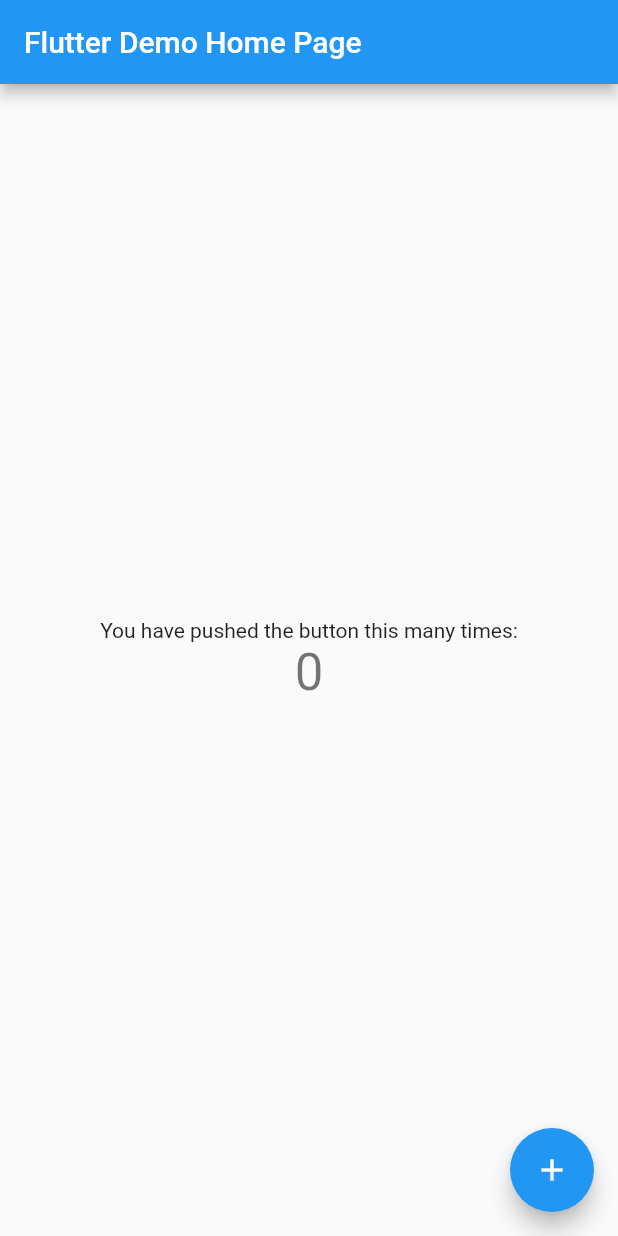
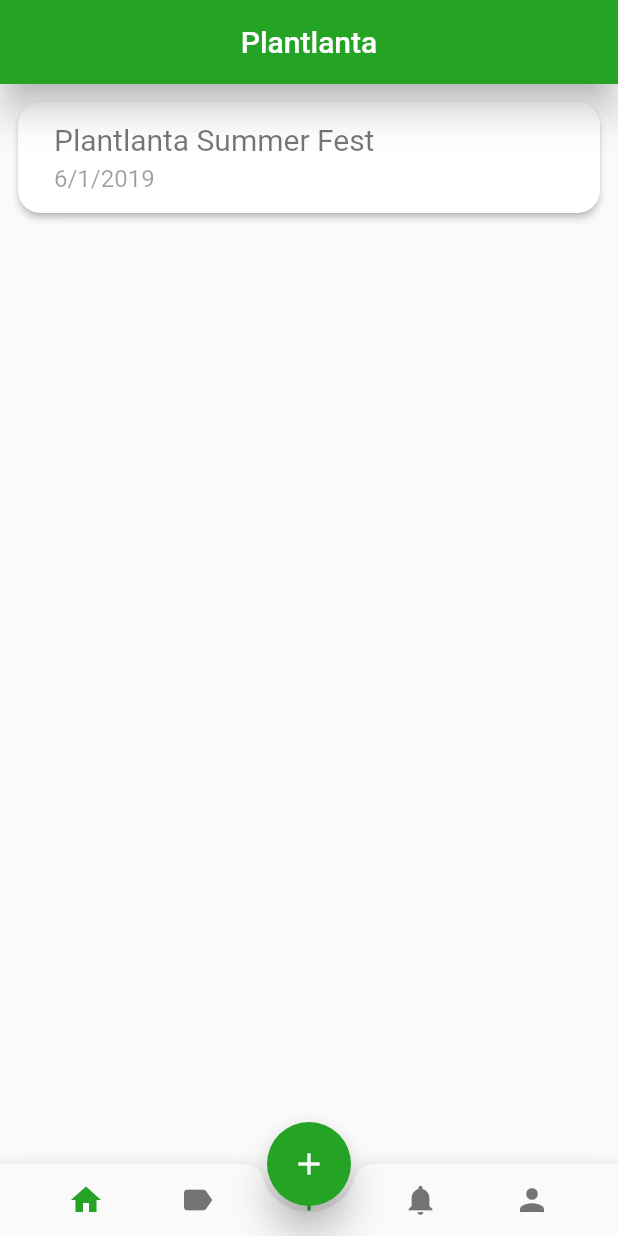
Before and after one commit to dfernandez33/Junior-Design-Plantlanta, a Flutter app: the screen it shows after launch, on a phone screen of 412 x 824 dp. Run offline on Flutter 3.47's test engine with Material 2 defaults, Android fonts, the phone set to English and light mode, and no system bars; our stand-ins replace firebase_auth; accounts and stored records are empty; Roboto replaces fonts that are missing (Mukta).

Commit message:
Initial commit

```diff
--- a/Flutter/lib/main.dart
+++ b/Flutter/lib/main.dart
@@ -1,111 +1,27 @@
 import 'package:flutter/material.dart';
+import 'login.dart';
+
+import 'package:junior_design_plantlanta/screens/main_screen.dart';
 
 void main() => runApp(MyApp());
 
 class MyApp extends StatelessWidget {
-  // This widget is the root of your application.
+
   @override
   Widget build(BuildContext context) {
     return MaterialApp(
-      title: 'Flutter Demo',
-      theme: ThemeData(
-        // This is the theme of your application.
-        //
-        // Try running your application with "flutter run". You'll see the
-        // application has a blue toolbar. Then, without quitting the app, try
-        // changing the primarySwatch below to Colors.green and then invoke
-        // "hot reload" (press "r" in the console where you ran "flutter run",
-        // or simply save your changes to "hot reload" in a Flutter IDE).
-        // Notice that the counter didn't reset back to zero; the application
-        // is not restarted.
-        primarySwatch: Colors.blue,
-      ),
-      home: MyHomePage(title: 'Flutter Demo Home Page'),
+        title: 'Plantlanta',
+        theme: new ThemeData(
+            primaryColor: const Color(0xFF25A325),
+            accentColor: const Color(0xFFFFDB2B),
+            backgroundColor: const Color(0xFFFAFAFA),
+            fontFamily: 'Mukta',
+        ),
+        home: _handleCurrentScreen()
     );
   }
-}
 
-class MyHomePage extends StatefulWidget {
-  MyHomePage({Key key, this.title}) : super(key: key);
-
-  // This widget is the home page of your application. It is stateful, meaning
-  // that it has a State object (defined below) that contains fields that affect
-  // how it looks.
-
-  // This class is the configuration for the state. It holds the values (in this
-  // case the title) provided by the parent (in this case the App widget) and
-  // used by the build method of the State. Fields in a Widget subclass are
-  // always marked "final".
-
-  final String title;
-
-  @override
-  _MyHomePageState createState() => _MyHomePageState();
-}
-
-class _MyHomePageState extends State<MyHomePage> {
-  int _counter = 0;
-
-  void _incrementCounter() {
-    setState(() {
-      // This call to setState tells the Flutter framework that something has
-      // changed in this State, which causes it to rerun the build method below
-      // so that the display can reflect the updated values. If we changed
-      // _counter without calling setState(), then the build method would not be
-      // called again, and so nothing would appear to happen.
-      _counter++;
-    });
-  }
-
-  @override
-  Widget build(BuildContext context) {
-    // This method is rerun every time setState is called, for instance as done
-    // by the _incrementCounter method above.
-    //
-    // The Flutter framework has been optimized to make rerunning build methods
-    // fast, so that you can just rebuild anything that needs updating rather
-    // than having to individually change instances of widgets.
-    return Scaffold(
-      appBar: AppBar(
-        // Here we take the value from the MyHomePage object that was created by
-        // the App.build method, and use it to set our appbar title.
-        title: Text(widget.title),
-      ),
-      body: Center(
-        // Center is a layout widget. It takes a single child and positions it
-        // in the middle of the parent.
-        child: Column(
-          // Column is also layout widget. It takes a list of children and
-          // arranges them vertically. By default, it sizes itself to fit its
-          // children horizontally, and tries to be as tall as its parent.
-          //
-          // Invoke "debug painting" (press "p" in the console, choose the
-          // "Toggle Debug Paint" action from the Flutter Inspector in Android
-          // Studio, or the "Toggle Debug Paint" command in Visual Studio Code)
-          // to see the wireframe for each widget.
-          //
-          // Column has various properties to control how it sizes itself and
-          // how it positions its children. Here we use mainAxisAlignment to
-          // center the children vertically; the main axis here is the vertical
-          // axis because Columns are vertical (the cross axis would be
-          // horizontal).
-          mainAxisAlignment: MainAxisAlignment.center,
-          children: <Widget>[
-            Text(
-              'You have pushed the button this many times:',
-            ),
-            Text(
-              '$_counter',
-              style: Theme.of(context).textTheme.display1,
-            ),
-          ],
-        ),
-      ),
-      floatingActionButton: FloatingActionButton(
-        onPressed: _incrementCounter,
-        tooltip: 'Increment',
-        child: Icon(Icons.add),
-      ), // This trailing comma makes auto-formatting nicer for build methods.
-    );
+  Widget _handleCurrentScreen() {
+    return MainScreen();
   }
 }
--- /dev/null
+++ b/Flutter/lib/screens/home.dart
@@ -0,0 +1,25 @@
+import 'package:flutter/material.dart';
+
+import 'package:junior_design_plantlanta/widgets/event_card.dart';
+
+class Home extends StatefulWidget {
+  // TODO: Remove param after final implementation.
+  int _number;
+
+  Home(this._number);
+
+  @override
+  _HomeState createState() => _HomeState(this._number);
+}
+
+class _HomeState extends State<Home> {
+  int _number;
+
+  _HomeState(this._number);
+  @override
+  Widget build(BuildContext context) {
+    return Scaffold(
+      body: EventCard(),
+    );
+  }
+}
--- /dev/null
+++ b/Flutter/lib/screens/main_screen.dart
@@ -0,0 +1,154 @@
+import 'package:flutter/material.dart';
+
+import 'package:junior_design_plantlanta/screens/home.dart';
+
+class MainScreen extends StatefulWidget {
+  @override
+  _MainScreenState createState() => _MainScreenState();
+}
+
+class _MainScreenState extends State<MainScreen> {
+  PageController _pageController;
+  int _page = 0;
+
+
+  @override
+  Widget build(BuildContext context) {
+    return Scaffold(
+      appBar: AppBar(
+        centerTitle: true,
+        elevation: 10,
+        backgroundColor: Theme.of(context).primaryColor,
+        title: Text("Plantlanta"),
+      ),
+
+      body: PageView(
+        physics: NeverScrollableScrollPhysics(),
+        controller: _pageController,
+        onPageChanged: onPageChanged,
+        children: <Widget>[
+          Home(1),
+          Home(2),
+          Home(3),
+          Home(4),
+          Home(5),
+        ],
+      ),
+
+      bottomNavigationBar: BottomAppBar(
+        child: new Row(
+          mainAxisSize: MainAxisSize.max,
+          mainAxisAlignment: MainAxisAlignment.spaceBetween,
+          children: <Widget>[
+            SizedBox(width:7),
+            IconButton(
+              icon: Icon(
+                Icons.home,
+                size: 24.0,
+              ),
+              color: _page == 0
+                  ? Theme.of(context).primaryColor
+                  : Theme
+                  .of(context)
+                  .textTheme.caption.color,
+              onPressed: () => navigationTapped(0),
+            ),
+
+            IconButton(
+              icon:Icon(
+                Icons.label,
+                size: 24.0,
+              ),
+              color: _page == 1
+                  ? Theme.of(context).primaryColor
+                  : Theme
+                  .of(context)
+                  .textTheme.caption.color,
+              onPressed: () => navigationTapped(1),
+            ),
+
+            IconButton(
+              icon: Icon(
+                Icons.add,
+                size: 24.0,
+                color: Theme.of(context).primaryColor,
+              ),
+              color: _page == 2
+                  ? Theme.of(context).primaryColor
+                  : Theme
+                  .of(context)
+                  .textTheme.caption.color,
+              onPressed: () => navigationTapped(2),
+            ),
+
+            IconButton(
+              icon: Icon(
+                Icons.notifications,
+                size: 24.0,
+              ),
+              color: _page == 3
+                  ? Theme.of(context).primaryColor
+                  : Theme
+                  .of(context)
+                  .textTheme.caption.color,
+              onPressed: () => navigationTapped(3),
+            ),
+
+            IconButton(
+              icon: Icon(
+                Icons.person,
+                size: 24.0,
+              ),
+              color: _page == 4
+                  ? Theme.of(context).primaryColor
+                  : Theme
+                  .of(context)
+                  .textTheme.caption.color,
+              onPressed: () => navigationTapped(4),
+            ),
+
+            SizedBox(width:7),
+          ],
+        ),
+        color: Theme.of(context).backgroundColor,
+        shape: CircularNotchedRectangle(),
+
+      ),
+
+      floatingActionButtonAnimator: FloatingActionButtonAnimator.scaling,
+      floatingActionButtonLocation: FloatingActionButtonLocation.centerDocked,
+      floatingActionButton: FloatingActionButton(
+        elevation: 10.0,
+        backgroundColor: Theme.of(context).primaryColor,
+        child: Icon(
+          Icons.add,
+          color: Theme.of(context).backgroundColor,
+        ),
+        onPressed: () => navigationTapped(2),
+      ),
+    );
+  }
+
+  void navigationTapped(int page) {
+    onPageChanged(page);
+    _pageController.jumpToPage(page);
+  }
+
+  @override
+  void initState() {
+    super.initState();
+    _pageController = PageController();
+  }
+
+  @override
+  void dispose() {
+    super.dispose();
+    _pageController.dispose();
+  }
+
+  void onPageChanged(int page) {
+    setState(() {
+      this._page = page;
+    });
+  }
+}
--- /dev/null
+++ b/Flutter/lib/widgets/event_card.dart
@@ -0,0 +1,149 @@
+import 'package:flutter/material.dart';
+
+//TODO: Refactor UI
+
+class EventCard extends StatefulWidget {
+  String _name;
+  String _description;
+  bool _isRecurrent;
+  String _date;
+  @override
+  _EventCardState createState() => _EventCardState();
+}
+
+class _EventCardState extends State<EventCard> {
+  bool isExpanded = false;
+
+  @override
+  Widget build(BuildContext context) {
+    return Card(
+      shape: RoundedRectangleBorder(
+          borderRadius: BorderRadius.all(Radius.circular(15.0))),
+      elevation: 2,
+      clipBehavior: Clip.antiAlias,
+      margin: EdgeInsets.all(12.0),
+      child: Padding(
+        padding: const EdgeInsets.all(8.0),
+        child: ExpansionTile(
+          onExpansionChanged: (bool expanding) => setState(() => this.isExpanded = expanding),
+          backgroundColor: Colors.white,
+          title: _buildTitle(),
+          trailing: SizedBox(),
+          children: <Widget>[_buildContent(),]
+        ),
+      ),
+    );
+  }
+
+  Widget _buildTitle() {
+    return Container(
+      child: Column(
+        children: <Widget>[
+          Row(
+            children: <Widget>[
+              Container(
+                padding: EdgeInsets.only(bottom: 5.0),
+                child: Text("Plantlanta Summer Fest",
+                        textAlign: TextAlign.start,
+                        style: TextStyle(
+                        color: isExpanded ?
+                          Theme.of(context).primaryColor : Colors.black54,
+                        fontSize: 20.0),
+
+               )
+              )
+            ],
+          ),
+          Row(
+            children: <Widget>[
+              Column(
+                  children: <Widget>[
+                    Text("6/1/2019",
+                      textAlign: TextAlign.start,
+                      style: TextStyle(
+                          color: Colors.black38,
+                          fontSize: 16.0)
+                  )]
+              )
+            ],
+          ),
+        ],
+      )
+    );
+  }
+
+  Widget _buildContent() {
+    return Container(
+      padding: const EdgeInsets.only(left: 16.0, right: 16.0),
+      child: Column(
+        children: <Widget>[
+          Row(
+            children: <Widget>[
+              Container(
+                child: Text("Location: ",
+                            style: TextStyle(
+                              color: Colors.black54,
+                              fontSize: 16.0)),
+              ),
+              Container(
+                child: Text("Piedmont Park",
+                    style: TextStyle(
+                        color: Colors.black54,
+                        fontSize: 16.0)),
+              )
+            ],
+          ),
+          Row(
+            children: <Widget>[
+              Container(
+                child: Text("Time: ",
+                    style: TextStyle(
+                        color: Colors.black54,
+                        fontSize: 16.0)),
+              ),
+              Container(
+                child: Text("10:00am - 7:00pm",
+                    style: TextStyle(
+                        color: Colors.black54,
+                        fontSize: 16.0)),
+              )
+            ],
+          ),
+          Row(
+            children: <Widget>[
+              Expanded(
+                child: Container(
+                    padding: const EdgeInsets.only(top: 4.0),
+                    child: Text("Lorem ipsum dolor sit amet, consectetur adipiscing elit. Aliquam risus tellus, euismod a interdum vel, pulvinar vitae leo. Etiam sed luctus ex, ut sodales nunc. Integer at mattis purus. Curabitur vitae nisl ultrices, eleifend metus a, auctor neque. Curabitur enim augue, commodo a turpis in, imperdiet eleifend dui.",
+                                style: TextStyle(
+                                    color: Colors.black54,
+                                    fontSize: 14.0)),
+              )),
+            ],
+          ),
+          Container(
+            padding: const EdgeInsets.only(bottom: 8.0),
+            child: SignUpButtom(),
+          )
+        ],
+      )
+    );
+  }
+
+  Widget SignUpButtom() {
+    int _state = 0;
+    Widget finalButtomUI;
+    if (_state == 0) {
+      finalButtomUI = RaisedButton(
+                        shape: RoundedRectangleBorder(
+                        borderRadius: BorderRadius.all(Radius.circular(15.0))),
+                        onPressed: () {},
+                        color: Theme.of(context).primaryColor,
+                        child: const Text('Enabled Button',
+                                          style: TextStyle(fontSize: 20,
+                                      color: Color(0xFFFAFAFA))));
+
+    }
+    return finalButtomUI;
+  }
+}
--- a/Flutter/pubspec.yaml
+++ b/Flutter/pubspec.yaml
@@ -23,6 +23,9 @@ dependencies:
   # The following adds the Cupertino Icons font to your application.
   # Use with the CupertinoIcons class for iOS style icons.
   cupertino_icons: ^0.1.2
+  firebase_core: ^0.4.0+1
+  firebase_auth: ^0.11.1+3
+
 
 dev_dependencies:
   flutter_test:
```
Also changed, not shown: Flutter/google-services.json (added, +40 -0 lines), Flutter/lib/login.dart (added, +249 -0 lines), Flutter/pubspec.lock, 16 other files.
